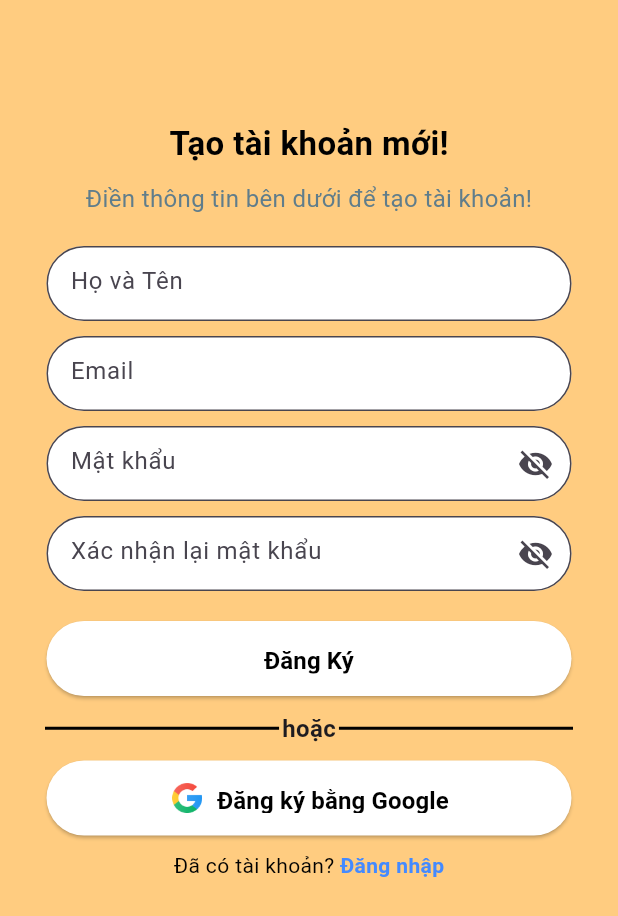
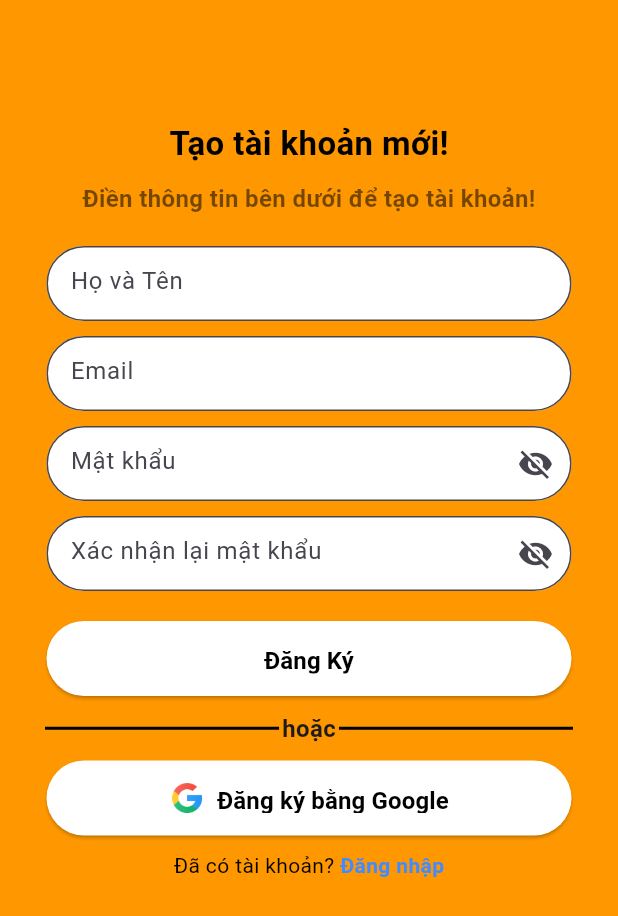
Before and after one commit to Tinhdang-AI/fundy_management_app, a Flutter app: the SignUpScreen screen opened by its route, on a phone screen of 412 x 824 dp. Shown: the top 916 px of the screen. Run offline on Flutter 3.47's test engine with Material 3 defaults, Android fonts, the phone set to English and light mode, and no system bars; our stand-ins replace cloud_firestore, email_validator, firebase_auth, firebase_core, fl_chart, google_sign_in and 4 more; accounts and stored records are empty.

Commit message:
Update signup_screen.dart

```diff
--- a/lib/screens/signup_screen.dart
+++ b/lib/screens/signup_screen.dart
@@ -219,7 +219,7 @@ class _SignUpScreenState extends State<SignUpScreen> {
     }
 
     return Scaffold(
-      backgroundColor: Colors.orange.shade200,
+      backgroundColor: Colors.orange,
       body: SingleChildScrollView(
         child: Padding(
           padding: EdgeInsets.only(top: 80, left: 30, right: 30),
@@ -238,7 +238,8 @@ class _SignUpScreenState extends State<SignUpScreen> {
                 'Điền thông tin bên dưới để tạo tài khoản!',
                 style: TextStyle(
                   fontSize: 16,
-                  color: Colors.blueGrey,
+                  fontWeight: FontWeight.bold,
+                  color: Colors.black54,
                 ),
               ),
               SizedBox(height: 20),
```
